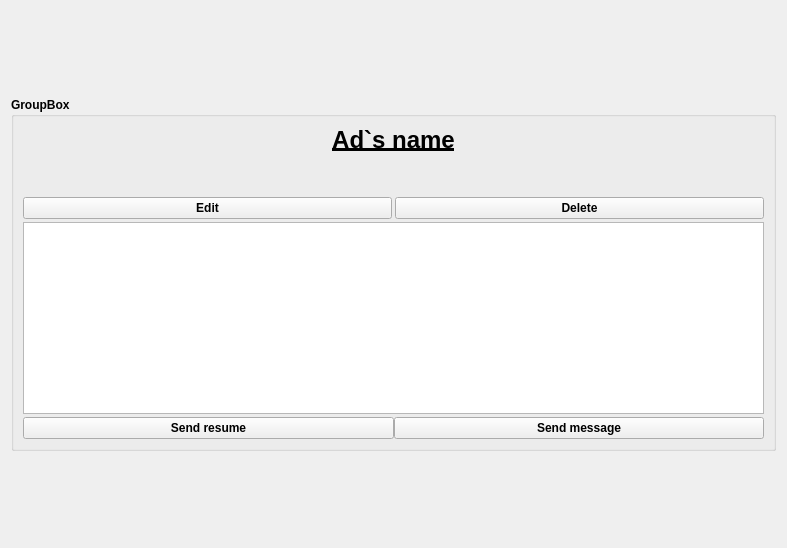
The window that ui/Ad_frame.ui (IvnGenza/EasyJob_39) describes before a commit, drawn with Qt 5.
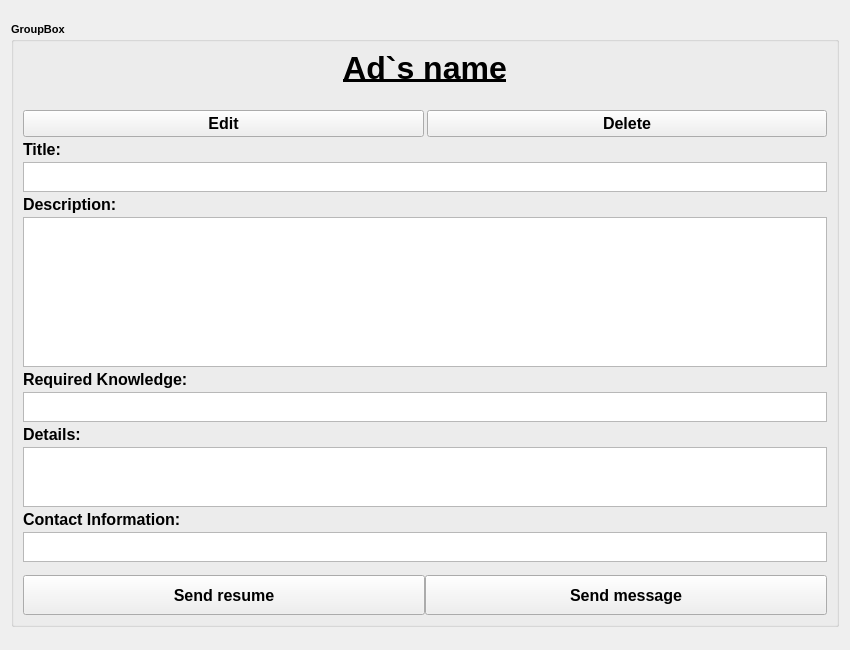
The same window after the commit.

The edit to the form file:
```diff
--- a/ui/Ad_frame.ui
+++ b/ui/Ad_frame.ui
@@ -6,10 +6,22 @@
    <rect>
     <x>0</x>
     <y>0</y>
-    <width>787</width>
-    <height>548</height>
+    <width>850</width>
+    <height>650</height>
    </rect>
   </property>
+  <property name="minimumSize">
+   <size>
+    <width>850</width>
+    <height>650</height>
+   </size>
+  </property>
+  <property name="maximumSize">
+   <size>
+    <width>850</width>
+    <height>650</height>
+   </size>
+  </property>
   <property name="font">
    <font>
     <pointsize>9</pointsize>
@@ -41,6 +53,11 @@
        <height>16777215</height>
       </size>
      </property>
+     <property name="font">
+      <font>
+       <pointsize>8</pointsize>
+      </font>
+     </property>
      <property name="title">
       <string>GroupBox</string>
      </property>
@@ -50,8 +67,21 @@
       </property>
       <item>
        <widget class="QLabel" name="label">
+        <property name="font">
+         <font>
+          <pointsize>24</pointsize>
+          <weight>75</weight>
+          <bold>true</bold>
+         </font>
+        </property>
+        <property name="statusTip">
+         <string/>
+        </property>
+        <property name="styleSheet">
+         <string notr="true"/>
+        </property>
         <property name="text">
-         <string>&lt;html&gt;&lt;head/&gt;&lt;body&gt;&lt;p align=&quot;center&quot;&gt;&lt;span style=&quot; font-size:18pt; text-decoration: underline;&quot;&gt;Ad`s name&lt;/span&gt;&lt;/p&gt;&lt;/body&gt;&lt;/html&gt;</string>
+         <string>&lt;html&gt;&lt;head/&gt;&lt;body&gt;&lt;p align=&quot;center&quot;&gt;&lt;span style=&quot; text-decoration: underline;&quot;&gt;Ad`s name&lt;/span&gt;&lt;/p&gt;&lt;/body&gt;&lt;/html&gt;</string>
         </property>
        </widget>
       </item>
@@ -63,7 +93,7 @@
         <property name="sizeHint" stdset="0">
          <size>
           <width>20</width>
-          <height>40</height>
+          <height>20</height>
          </size>
         </property>
        </spacer>
@@ -71,14 +101,24 @@
       <item>
        <layout class="QHBoxLayout" name="horizontalLayout_2">
         <item>
-         <widget class="QPushButton" name="pushButton_4">
+         <widget class="QPushButton" name="edit_ad_button">
+          <property name="font">
+           <font>
+            <pointsize>12</pointsize>
+           </font>
+          </property>
           <property name="text">
            <string>Edit</string>
           </property>
          </widget>
         </item>
         <item>
-         <widget class="QPushButton" name="pushButton_3">
+         <widget class="QPushButton" name="delete_ad_button">
+          <property name="font">
+           <font>
+            <pointsize>12</pointsize>
+           </font>
+          </property>
           <property name="text">
            <string>Delete</string>
           </property>
@@ -87,18 +127,158 @@
        </layout>
       </item>
       <item>
-       <widget class="QUndoView" name="undoView">
-        <property name="sizePolicy">
-         <sizepolicy hsizetype="Preferred" vsizetype="Preferred">
-          <horstretch>0</horstretch>
-          <verstretch>0</verstretch>
-         </sizepolicy>
+       <layout class="QVBoxLayout" name="verticalLayout_3"/>
+      </item>
+      <item>
+       <widget class="QLabel" name="label_3">
+        <property name="font">
+         <font>
+          <pointsize>12</pointsize>
+         </font>
         </property>
-        <property name="minimumSize">
+        <property name="text">
+         <string>Title:</string>
+        </property>
+       </widget>
+      </item>
+      <item>
+       <widget class="QTextBrowser" name="title_textBox">
+        <property name="maximumSize">
          <size>
-          <width>0</width>
-          <height>0</height>
+          <width>16777215</width>
+          <height>30</height>
          </size>
+        </property>
+        <property name="font">
+         <font>
+          <pointsize>10</pointsize>
+         </font>
+        </property>
+        <property name="readOnly">
+         <bool>true</bool>
+        </property>
+       </widget>
+      </item>
+      <item>
+       <widget class="QLabel" name="label_2">
+        <property name="font">
+         <font>
+          <pointsize>12</pointsize>
+         </font>
+        </property>
+        <property name="text">
+         <string>Description:</string>
+        </property>
+       </widget>
+      </item>
+      <item>
+       <widget class="QTextBrowser" name="description_textBox">
+        <property name="maximumSize">
+         <size>
+          <width>16777215</width>
+          <height>150</height>
+         </size>
+        </property>
+        <property name="font">
+         <font>
+          <pointsize>10</pointsize>
+          <weight>50</weight>
+          <bold>false</bold>
+         </font>
+        </property>
+        <property name="html">
+         <string>&lt;!DOCTYPE HTML PUBLIC &quot;-//W3C//DTD HTML 4.0//EN&quot; &quot;http://www.w3.org/TR/REC-html40/strict.dtd&quot;&gt;
+&lt;html&gt;&lt;head&gt;&lt;meta name=&quot;qrichtext&quot; content=&quot;1&quot; /&gt;&lt;style type=&quot;text/css&quot;&gt;
+p, li { white-space: pre-wrap; }
+&lt;/style&gt;&lt;/head&gt;&lt;body style=&quot; font-family:'MS Shell Dlg 2'; font-size:10pt; font-weight:400; font-style:normal;&quot;&gt;
+&lt;p style=&quot;-qt-paragraph-type:empty; margin-top:0px; margin-bottom:0px; margin-left:0px; margin-right:0px; -qt-block-indent:0; text-indent:0px; font-size:9pt; font-weight:600;&quot;&gt;&lt;br /&gt;&lt;/p&gt;&lt;/body&gt;&lt;/html&gt;</string>
+        </property>
+       </widget>
+      </item>
+      <item>
+       <widget class="QLabel" name="label_4">
+        <property name="font">
+         <font>
+          <pointsize>12</pointsize>
+         </font>
+        </property>
+        <property name="text">
+         <string>Required Knowledge:</string>
+        </property>
+       </widget>
+      </item>
+      <item>
+       <widget class="QTextBrowser" name="knowledge_textBox">
+        <property name="maximumSize">
+         <size>
+          <width>16777215</width>
+          <height>30</height>
+         </size>
+        </property>
+        <property name="font">
+         <font>
+          <pointsize>10</pointsize>
+          <weight>50</weight>
+          <bold>false</bold>
+         </font>
+        </property>
+       </widget>
+      </item>
+      <item>
+       <widget class="QLabel" name="label_5">
+        <property name="font">
+         <font>
+          <pointsize>12</pointsize>
+         </font>
+        </property>
+        <property name="text">
+         <string>Details:</string>
+        </property>
+       </widget>
+      </item>
+      <item>
+       <widget class="QTextBrowser" name="details_textBox">
+        <property name="maximumSize">
+         <size>
+          <width>16777215</width>
+          <height>60</height>
+         </size>
+        </property>
+        <property name="font">
+         <font>
+          <pointsize>10</pointsize>
+          <weight>50</weight>
+          <bold>false</bold>
+         </font>
+        </property>
+       </widget>
+      </item>
+      <item>
+       <widget class="QLabel" name="label_6">
+        <property name="font">
+         <font>
+          <pointsize>12</pointsize>
+         </font>
+        </property>
+        <property name="text">
+         <string>Contact Information:</string>
+        </property>
+       </widget>
+      </item>
+      <item>
+       <widget class="QTextBrowser" name="contact_info_textBox">
+        <property name="maximumSize">
+         <size>
+          <width>16777215</width>
+          <height>30</height>
+         </size>
+        </property>
+        <property name="font">
+         <font>
+          <pointsize>10</pointsize>
+          <weight>50</weight>
+          <bold>false</bold>
+         </font>
         </property>
        </widget>
       </item>
@@ -107,15 +287,52 @@
         <property name="spacing">
          <number>0</number>
         </property>
+        <property name="topMargin">
+         <number>10</number>
+        </property>
         <item>
-         <widget class="QPushButton" name="pushButton">
+         <widget class="QPushButton" name="send_resume_button">
+          <property name="minimumSize">
+           <size>
+            <width>0</width>
+            <height>40</height>
+           </size>
+          </property>
+          <property name="maximumSize">
+           <size>
+            <width>16777215</width>
+            <height>40</height>
+           </size>
+          </property>
+          <property name="font">
+           <font>
+            <pointsize>12</pointsize>
+           </font>
+          </property>
           <property name="text">
            <string>Send resume</string>
           </property>
          </widget>
         </item>
         <item>
-         <widget class="QPushButton" name="pushButton_2">
+         <widget class="QPushButton" name="send_message_button">
+          <property name="minimumSize">
+           <size>
+            <width>0</width>
+            <height>40</height>
+           </size>
+          </property>
+          <property name="maximumSize">
+           <size>
+            <width>16777215</width>
+            <height>40</height>
+           </size>
+          </property>
+          <property name="font">
+           <font>
+            <pointsize>12</pointsize>
+           </font>
+          </property>
           <property name="text">
            <string>Send message</string>
           </property>
```
